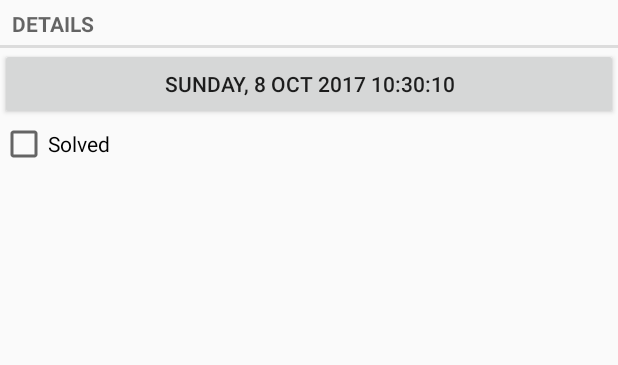
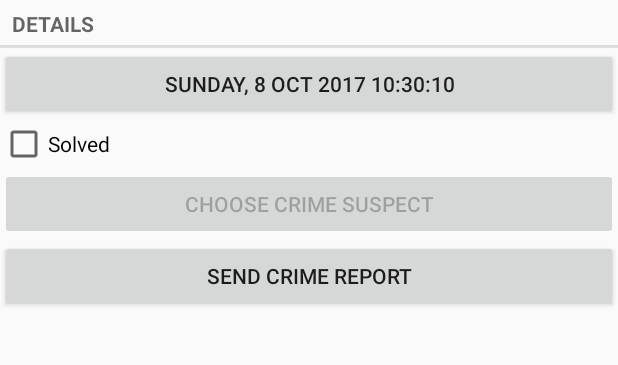
Before and after one commit to KranthiChinnakotla/bignerd, an Android app: the screen it shows after launch (CrimePagerActivity), after a tap on "New Crime", on a phone screen of 412 x 824 dp, the part 200-565 px from its top. Run offline under Robolectric (Android 15) with nearby library versions, the phone set to English and light mode, and no system bars.

Commit message:
Changes done to add implicit intents.

```diff
--- /dev/null
+++ b/CriminalIntent/app/src/main/java/com/bignerdranch/android/com/bignerdranch/android/Database/CrimeCursorWrapper.java
@@ -0,0 +1,33 @@
+package com.bignerdranch.android.com.bignerdranch.android.Database;
+
+import android.database.Cursor;
+import android.database.CursorWrapper;
+
+import com.bignerdranch.android.model.Crime;
+
+import java.util.UUID;
+
+/**
+ * Created by Prathyusha on 9/23/17.
+ */
+
+public class CrimeCursorWrapper extends CursorWrapper {
+    public CrimeCursorWrapper(Cursor cursor) {
+        super(cursor);
+    }
+
+    public Crime getCrime() {
+        String title = getString(getColumnIndex(CrimeDbSchema.Cols.TITLE));
+        String uuidString = getString(getColumnIndex(CrimeDbSchema.Cols.UUID));
+        String date = getString(getColumnIndex(CrimeDbSchema.Cols.DATE));
+        int isSolved = getInt(getColumnIndex(CrimeDbSchema.Cols.SOLVED));
+        String suspect = getString(getColumnIndex(CrimeDbSchema.Cols.SUSPECT));
+
+        Crime crime = new Crime(UUID.fromString(uuidString));
+        crime.setDate(date);
+        crime.setTitle(title);
+        crime.setSolved(isSolved == 1 ? true : false);
+        crime.setSuspect(suspect);
+        return crime;
+    }
+}
--- /dev/null
+++ b/CriminalIntent/app/src/main/java/com/bignerdranch/android/com/bignerdranch/android/Database/CrimeDbhelper.java
@@ -0,0 +1,35 @@
+package com.bignerdranch.android.com.bignerdranch.android.Database;
+
+import android.content.Context;
+import android.database.sqlite.SQLiteDatabase;
+import android.database.sqlite.SQLiteOpenHelper;
+import android.util.Log;
+
+/**
+ * Created by Prathyusha on 9/23/17.
+ */
+
+public class CrimeDbhelper extends SQLiteOpenHelper {
+    private static final String DATABASE_NAME = "CrimesDb";
+    private static final int VERSION = 1;
+
+    public CrimeDbhelper(Context context) {
+        super(context, DATABASE_NAME, null, VERSION);
+    }
+
+    @Override
+    public void onCreate(SQLiteDatabase sqLiteDatabase) {
+
+
+        sqLiteDatabase.execSQL("create table " + CrimeDbSchema.NAME + "( _id integer primary key autoincrement, " +
+        CrimeDbSchema.Cols.UUID+" , "+CrimeDbSchema.Cols.DATE+" , "+CrimeDbSchema.Cols.TITLE+" , "+CrimeDbSchema.Cols.SOLVED+", "+ CrimeDbSchema.Cols.SUSPECT+ " )");
+
+        Log.d(DATABASE_NAME,"create table " + CrimeDbSchema.NAME + "( _id integer primary key autoincrement, " +
+                CrimeDbSchema.Cols.UUID+" , "+CrimeDbSchema.Cols.DATE+" , "+CrimeDbSchema.Cols.TITLE+" , "+CrimeDbSchema.Cols.SOLVED+", "+ CrimeDbSchema.Cols.SUSPECT+ " )");
+    }
+
+    @Override
+    public void onUpgrade(SQLiteDatabase sqLiteDatabase, int i, int i1) {
+
+    }
+}
--- a/CriminalIntent/app/src/main/java/com/bignerdranch/android/criminalintent/CrimeListFragment.java
+++ b/CriminalIntent/app/src/main/java/com/bignerdranch/android/criminalintent/CrimeListFragment.java
@@ -129,38 +129,7 @@ public class CrimeListFragment extends Fragment {
             startActivity(intent);
         }
     }
-/*
-    private class SeriousCrimeHolder extends RecyclerView.ViewHolder implements View.OnClickListener {
 
-        private Crime mCrime;
-
-        public void bind(Crime crime) {
-            mCrime = crime;
-            mTextViewTitle_Ser.setText(mCrime.getTitle());
-            mTextViewDate_Ser.setText(mCrime.getDate().toString());
-        }
-
-        public SeriousCrimeHolder(LayoutInflater inflater, ViewGroup parent) {
-            super(inflater.inflate(R.layout.row_list_item_ser, parent, false));
-            mTextViewDate_Ser = (TextView) itemView.findViewById(R.id.ser_row_CrimeDate);
-            mTextViewTitle_Ser = (TextView) itemView.findViewById(R.id.ser_row_CrimeTitle);
-            mButtonPolice = (Button) itemView.findViewById(R.id.ser_row_PoliceButton);
-            mButtonPolice.setOnClickListener(this);
-            itemView.setOnClickListener(this);
-
-        }
-
-        @Override
-        public void onClick(View view) {
-
-            if(view.getId() == mButtonPolice.getId()){
-                Toast.makeText(getActivity(),"Call police immediately, this is a serious "+mCrime.getTitle()+" commite on "+mCrime.getDate().toString()+" .",Toast.LENGTH_LONG).show();
-            }else if(view.getId() == itemView.getId()){
-                Toast.makeText(getActivity(), "The " + mCrime.getTitle() + " is clicked on " + mCrime.getDate() + ".", Toast.LENGTH_LONG).show();
-            }
-
-        }
-    }*/
 
     private class CrimeAdapter extends RecyclerView.Adapter<RecyclerView.ViewHolder> {
 
@@ -174,6 +143,10 @@ public class CrimeListFragment extends Fragment {
         public RecyclerView.ViewHolder onCreateViewHolder(ViewGroup parent, int viewType) {
             LayoutInflater inflater = LayoutInflater.from(getActivity());
             return new CrimeViewHolder(inflater, parent);
+        }
+
+        public void setCrimes(List<Crime> crimes){
+            mCrimes = crimes;
         }
 
         @Override
@@ -206,6 +179,7 @@ public class CrimeListFragment extends Fragment {
             mCrimeAdapter = new CrimeAdapter(crimes);
             mRecyclerView.setAdapter(mCrimeAdapter);
         } else {
+            mCrimeAdapter.setCrimes(crimes);
             mCrimeAdapter.notifyDataSetChanged();
             mRecyclerView.setAdapter(mCrimeAdapter);
         }
--- a/CriminalIntent/app/src/main/java/com/bignerdranch/android/model/Crime.java
+++ b/CriminalIntent/app/src/main/java/com/bignerdranch/android/model/Crime.java
@@ -19,15 +19,27 @@ public class Crime {
     private String mDate;
     private boolean mSolved;
     private boolean mRequiresPolice;
+    private String mSuspect;
 
+    public String getSuspect() {
+        return mSuspect;
+    }
 
-    public Crime(){
-        mId = UUID.randomUUID();
+    public void setSuspect(String suspect) {
+        mSuspect = suspect;
+    }
+
+    public Crime() {
+        this(UUID.randomUUID());
+    }
+
+    public Crime(UUID id) {
+        mId = id;
         Date date = new Date();
         SimpleDateFormat mDateFormat = new SimpleDateFormat("EEEE, d MMM yyyy HH:mm:ss");
         mDate = mDateFormat.format(date);
+    }
 
-    }
 
     public UUID getId() {
         return mId;
--- a/CriminalIntent/app/src/main/java/com/bignerdranch/android/model/CrimeLab.java
+++ b/CriminalIntent/app/src/main/java/com/bignerdranch/android/model/CrimeLab.java
@@ -1,6 +1,13 @@
 package com.bignerdranch.android.model;
 
+import android.content.ContentValues;
 import android.content.Context;
+import android.database.Cursor;
+import android.database.sqlite.SQLiteDatabase;
+
+import com.bignerdranch.android.com.bignerdranch.android.Database.CrimeCursorWrapper;
+import com.bignerdranch.android.com.bignerdranch.android.Database.CrimeDbSchema;
+import com.bignerdranch.android.com.bignerdranch.android.Database.CrimeDbhelper;
 
 import java.util.ArrayList;
 import java.util.List;
@@ -13,28 +20,40 @@ import java.util.UUID;
 public class CrimeLab {
     private static CrimeLab sCrimeLab;
     private List<Crime> mCrimes;
+    private SQLiteDatabase mSQLiteDatabase;
+    private Context mContext;
 
     public void addCrime(Crime c) {
-        mCrimes.add(c);
+        ContentValues values = getContentValues(c);
+        mSQLiteDatabase.insert(CrimeDbSchema.NAME, null, values);
+    }
+
+    public void updateCrime(Crime crime) {
+        String uuidString = crime.getId().toString();
+        ContentValues values = getContentValues(crime);
+        mSQLiteDatabase.update(CrimeDbSchema.NAME, values, CrimeDbSchema.Cols.UUID + " = ? ", new String[]{uuidString});
     }
 
     private CrimeLab(Context context) {
+
+        mContext = context.getApplicationContext();
+        mSQLiteDatabase = new CrimeDbhelper(mContext).getWritableDatabase();
+
         mCrimes = new ArrayList<>();
 
-    /*    for (int i = 0; i < 100; i++) {
-            Crime crime = new Crime();
-            crime.setTitle("Crime #" + i);
-            if (i % 2 == 0) {
-                crime.setSolved(true);
-                crime.setRequiresPolice(false);
-            } else {
-                crime.setSolved(false);
-                crime.setRequiresPolice(true);
-            }
 
-            mCrimes.add(crime);
-        }*/
     }
+
+    private static ContentValues getContentValues(Crime crime) {
+        ContentValues values = new ContentValues();
+        values.put(CrimeDbSchema.Cols.UUID, crime.getId().toString());
+        values.put(CrimeDbSchema.Cols.DATE, crime.getDate());
+        values.put(CrimeDbSchema.Cols.TITLE, crime.getTitle());
+        values.put(CrimeDbSchema.Cols.SOLVED, crime.isSolved() ? 1 : 0);
+        values.put(CrimeDbSchema.Cols.SUSPECT, crime.getSuspect());
+        return values;
+    }
+
 
     public static CrimeLab getCrimeLab(Context context) {
         if (sCrimeLab == null) {
@@ -44,17 +63,46 @@ public class CrimeLab {
     }
 
     public List<Crime> getCrimesList() {
-        return mCrimes;
+        mCrimes = new ArrayList<>();
+        CrimeCursorWrapper cursor = queryCrimes(null,null);
+        try{
+            cursor.moveToFirst();
+            while (!cursor.isAfterLast()){
+                Crime crime = cursor.getCrime();
+                mCrimes.add(crime);
+                cursor.moveToNext();
+            }
+
+        }finally {
+            cursor.close();
+        }
+
+        return  mCrimes;
     }
 
+    public CrimeCursorWrapper queryCrimes(String whereClause, String[] whereArgs) {
+        Cursor cursor = mSQLiteDatabase.query(CrimeDbSchema.NAME, null, whereClause, whereArgs, null, null, null);
+        return new CrimeCursorWrapper(cursor);
+    }
+
+
+
+
     public Crime getCrime(UUID id) {
-        for (Crime c : mCrimes) {
-            if (c.getId().equals(id)) {
-                return c;
+
+        CrimeCursorWrapper cursor = queryCrimes(CrimeDbSchema.Cols.UUID+" = ? ",new String[]{id.toString()});
+
+        try{
+            if(cursor.getCount() == 0){
+                return null;
             }
+            cursor.moveToFirst();
+            return cursor.getCrime();
+
+        }finally {
+            cursor.close();
         }
 
-        return null;
     }
 
 
--- a/CriminalIntent/app/src/main/res/layout/fragment_crime.xml
+++ b/CriminalIntent/app/src/main/res/layout/fragment_crime.xml
@@ -29,4 +29,14 @@
         android:text="@string/crime_solved_label"
         android:id="@+id/crime_solved"/>
 
+    <Button
+        android:id="@+id/button_choose_suspect"
+        android:layout_width="match_parent"
+        android:layout_height="wrap_content"
+        android:text="@string/crime_suspect_text"/>
+    <Button
+        android:id="@+id/button_send_report"
+        android:layout_width="match_parent"
+        android:layout_height="wrap_content"
+        android:text="@string/crime_report_text"/>
 </LinearLayout>
--- a/CriminalIntent/app/src/main/res/values/strings.xml
+++ b/CriminalIntent/app/src/main/res/values/strings.xml
@@ -15,4 +15,13 @@
     <string name="show_subtitle">Show Subtitle</string>
     <string name="hide_subtitle">Hide Subtitle</string>
     <string name="subtitle_format">%1$d crimes</string>
+    <string name="crime_report_text">Send crime report</string>
+    <string name="crime_suspect_text">Choose Crime Suspect</string>
+    <string name="crime_report">%1$s! The crime was discovered on %2$s,%3$s and %4$s.</string>
+    <string name="crime_report_solved">The Crime report is solved!</string>
+    <string name="crime_report_unsolved">The crime report is not solved!</string>
+    <string name="crime_report_no_suspect">There is not suspect for this crime!</string>
+    <string name="crime_report_suspect">The suspect for this crime is %s</string>
+    <string name="crime_report_subject">Criminal Intent crime report</string>
+    <string name="send_report">Send crime report via</string>
 </resources>
```
Also changed, not shown: CriminalIntent/app/src/main/java/com/bignerdranch/android/com/bignerdranch/android/Database/CrimeDbSchema.java (added, +17 -0 lines), CriminalIntent/app/src/main/java/com/bignerdranch/android/criminalintent/CrimeFragment.java (+79 -3 lines).
